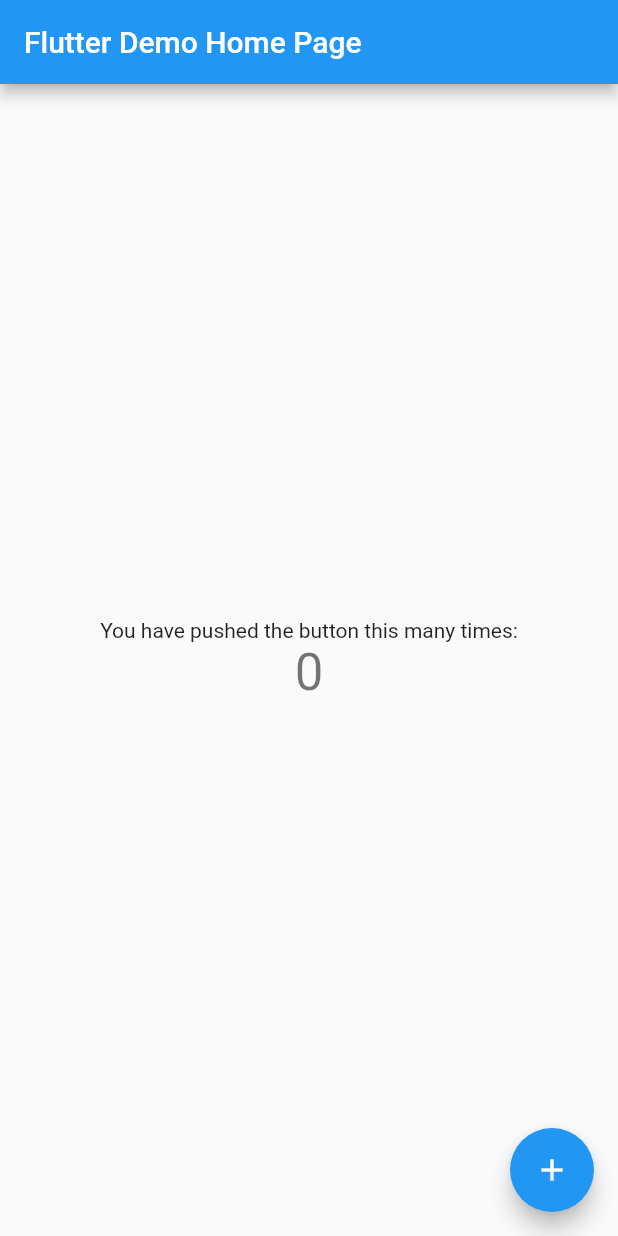
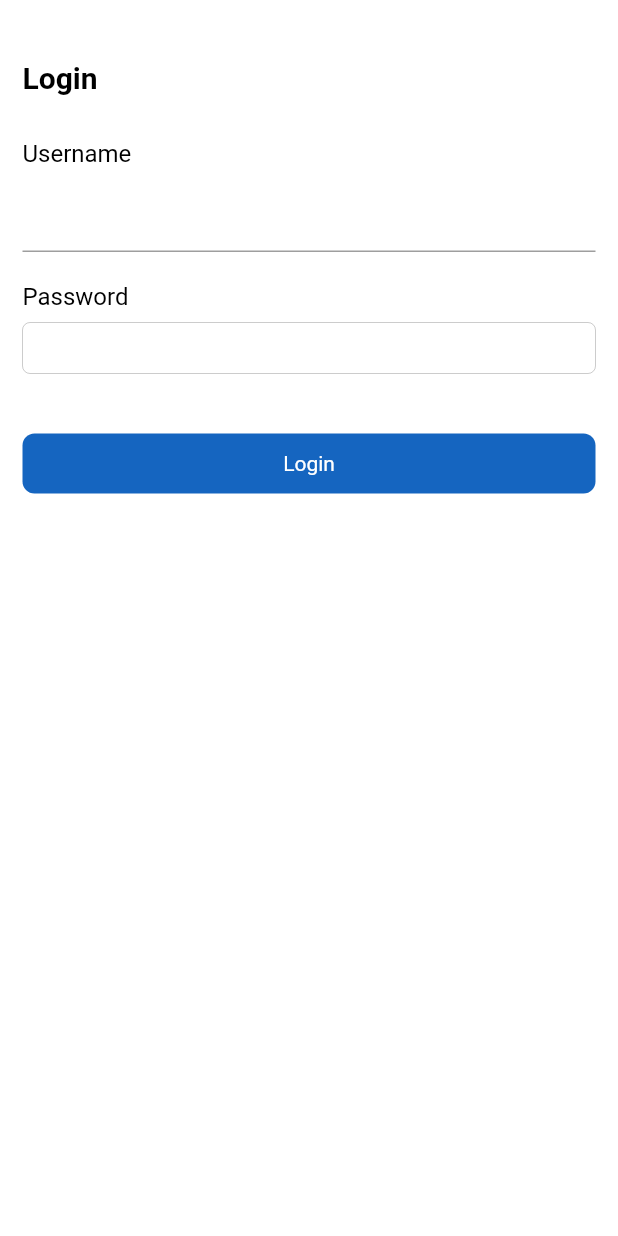
Before and after one commit to davidwijayanto2/penjualan, a Flutter app: the screen it shows after launch, on a phone screen of 412 x 824 dp. Run offline on Flutter 3.47's test engine with Material 2 defaults, Android fonts, the phone set to English and light mode, and no system bars; drawn by our look-alikes of flutter_form_builder; our stand-ins replace sqflite; accounts and stored records are empty.

Commit message:
base structure, routig, login form template

```diff
--- a/lib/main.dart
+++ b/lib/main.dart
@@ -1,4 +1,7 @@
 import 'package:flutter/material.dart';
+import 'package:flutter/services.dart';
+import 'package:penjualan/screen/login/login_controller.dart';
+import 'package:penjualan/utils/my_colors.dart';
 
 void main() {
   runApp(MyApp());
@@ -8,106 +11,23 @@
   // This widget is the root of your application.
   @override
   Widget build(BuildContext context) {
+    SystemChrome.setSystemUIOverlayStyle(SystemUiOverlayStyle.dark.copyWith(
+      statusBarColor: Colors.white, // Color for Android
+      statusBarBrightness:
+          Brightness.dark, // Dark == white status bar -- for IOS.
+    ));
     return MaterialApp(
       title: 'Flutter Demo',
       theme: ThemeData(
-        // This is the theme of your application.
-        //
-        // Try running your application with "flutter run". You'll see the
-        // application has a blue toolbar. Then, without quitting the app, try
-        // changing the primarySwatch below to Colors.green and then invoke
-        // "hot reload" (press "r" in the console where you ran "flutter run",
-        // or simply save your changes to "hot reload" in a Flutter IDE).
-        // Notice that the counter didn't reset back to zero; the application
-        // is not restarted.
-        primarySwatch: Colors.blue,
+        primaryColor: MyColors.dementialGray,
+        colorScheme: ColorScheme.fromSwatch(
+          accentColor: MyColors.themeColor1,
+        ),
+        appBarTheme: AppBarTheme.of(context).copyWith(
+          backgroundColor: MyColors.white,
+        ),
       ),
-      home: MyHomePage(title: 'Flutter Demo Home Page'),
+      home: Login(),
     );
   }
 }
-
-class MyHomePage extends StatefulWidget {
-  MyHomePage({Key? key, this.title}) : super(key: key);
-
-  // This widget is the home page of your application. It is stateful, meaning
-  // that it has a State object (defined below) that contains fields that affect
-  // how it looks.
-
-  // This class is the configuration for the state. It holds the values (in this
-  // case the title) provided by the parent (in this case the App widget) and
-  // used by the build method of the State. Fields in a Widget subclass are
-  // always marked "final".
-
-  final String? title;
-
-  @override
-  _MyHomePageState createState() => _MyHomePageState();
-}
-
-class _MyHomePageState extends State<MyHomePage> {
-  int _counter = 0;
-
-  void _incrementCounter() {
-    setState(() {
-      // This call to setState tells the Flutter framework that something has
-      // changed in this State, which causes it to rerun the build method below
-      // so that the display can reflect the updated values. If we changed
-      // _counter without calling setState(), then the build method would not be
-      // called again, and so nothing would appear to happen.
-      _counter++;
-    });
-  }
-
-  @override
-  Widget build(BuildContext context) {
-    // This method is rerun every time setState is called, for instance as done
-    // by the _incrementCounter method above.
-    //
-    // The Flutter framework has been optimized to make rerunning build methods
-    // fast, so that you can just rebuild anything that needs updating rather
-    // than having to individually change instances of widgets.
-    return Scaffold(
-      appBar: AppBar(
-        // Here we take the value from the MyHomePage object that was created by
-        // the App.build method, and use it to set our appbar title.
-        title: Text(widget.title!),
-      ),
-      body: Center(
-        // Center is a layout widget. It takes a single child and positions it
-        // in the middle of the parent.
-        child: Column(
-          // Column is also a layout widget. It takes a list of children and
-          // arranges them vertically. By default, it sizes itself to fit its
-          // children horizontally, and tries to be as tall as its parent.
-          //
-          // Invoke "debug painting" (press "p" in the console, choose the
-          // "Toggle Debug Paint" action from the Flutter Inspector in Android
-          // Studio, or the "Toggle Debug Paint" command in Visual Studio Code)
-          // to see the wireframe for each widget.
-          //
-          // Column has various properties to control how it sizes itself and
-          // how it positions its children. Here we use mainAxisAlignment to
-          // center the children vertically; the main axis here is the vertical
-          // axis because Columns are vertical (the cross axis would be
-          // horizontal).
-          mainAxisAlignment: MainAxisAlignment.center,
-          children: <Widget>[
-            Text(
-              'You have pushed the button this many times:',
-            ),
-            Text(
-              '$_counter',
-              style: Theme.of(context).textTheme.headline4,
-            ),
-          ],
-        ),
-      ),
-      floatingActionButton: FloatingActionButton(
-        onPressed: _incrementCounter,
-        tooltip: 'Increment',
-        child: Icon(Icons.add),
-      ), // This trailing comma makes auto-formatting nicer for build methods.
-    );
-  }
-}
--- /dev/null
+++ b/lib/routing/router_const.dart
@@ -0,0 +1,4 @@
+/// This file contains all the routing constants used within the app
+
+const String loginRoute = '/loginRoute';
+const String homeRoute = '/homeRoute';
--- /dev/null
+++ b/lib/screen/login/login_controller.dart
@@ -0,0 +1,9 @@
+import 'package:flutter/material.dart';
+import 'package:penjualan/screen/login/login_view.dart';
+
+class Login extends StatefulWidget {
+  @override
+  State<StatefulWidget> createState() => LoginView();
+}
+
+abstract class LoginController extends State<Login> {}
--- /dev/null
+++ b/lib/screen/login/login_view.dart
@@ -0,0 +1,89 @@
+import 'package:flutter/cupertino.dart';
+import 'package:flutter/material.dart';
+import 'package:flutter/services.dart';
+import 'package:penjualan/screen/login/login_controller.dart';
+import 'package:penjualan/utils/common_text.dart';
+import 'package:penjualan/utils/common_widgets.dart';
+import 'package:penjualan/utils/my_colors.dart';
+import 'package:flutter_form_builder/flutter_form_builder.dart';
+
+class LoginView extends LoginController {
+  @override
+  Widget build(BuildContext context) {
+    return CommonWidgets.baseFormContainer(
+      context: context,
+      child: SafeArea(
+        child: Scaffold(
+          appBar: CommonWidgets.noAppBar(
+            systemUiOverlayStyle: SystemUiOverlayStyle.dark,
+          ),
+          body: LoginBody(),
+        ),
+      ),
+    );
+  }
+}
+
+class LoginBody extends StatelessWidget {
+  @override
+  Widget build(BuildContext context) {
+    return Container(
+      padding: EdgeInsets.symmetric(
+        vertical: 20,
+        horizontal: 15,
+      ),
+      color: MyColors.white,
+      child: FormBuilder(
+        child: ListView(
+          children: [
+            SizedBox(
+              height: 20,
+            ),
+            CommonText.text(
+              text: "Login",
+              style: CommonText.title(
+                color: MyColors.black,
+              ),
+            ),
+            SizedBox(
+              height: 30,
+            ),
+            CommonText.text(
+              text: "Username",
+              style: CommonText.body1(
+                color: MyColors.black,
+              ),
+            ),
+            SizedBox(
+              height: 8,
+            ),
+            FormBuilderTextField(
+              name: 'username',
+
+            ),
+            SizedBox(
+              height: 20,
+            ),
+            CommonText.text(
+              text: "Password",
+              style: CommonText.body1(
+                color: MyColors.black,
+              ),
+            ),
+            SizedBox(
+              height: 8,
+            ),
+            CupertinoTextField(),
+            SizedBox(
+              height: 40,
+            ),
+            CommonWidgets.containedButton(
+              text: 'Login',
+              onPressed: () {},
+            ),
+          ],
+        ),
+      ),
+    );
+  }
+}
--- /dev/null
+++ b/lib/utils/common_text.dart
@@ -0,0 +1,97 @@
+import 'package:flutter/material.dart';
+
+class CommonText {
+  static Text text({
+    Key? key,
+    required String text,
+    required TextStyle style,
+    TextAlign? align,
+    TextOverflow? overflow,
+    int? maxLines,
+    bool? softWrap,
+  }) {
+    return Text(
+      text,
+      key: key,
+      style: style,
+      overflow: overflow == null ? TextOverflow.ellipsis : overflow,
+      maxLines: maxLines == null ? 100 : maxLines,
+      textAlign: align == null ? TextAlign.start : align,
+      softWrap: softWrap == null ? false : softWrap,
+    );
+  }
+
+  static TextStyle title({
+    required Color color,
+    TextDecoration? underline,
+    FontWeight? fontWeight,
+  }) {
+    return TextStyle(
+      color: color,
+      fontWeight: fontWeight ?? FontWeight.bold,
+      fontSize: 20,
+      decoration: underline ?? underline,
+    );
+  }
+
+  static TextStyle body1({
+    required Color color,
+    TextDecoration? underline,
+    FontWeight? fontWeight,
+    FontStyle? fontStyle,
+  }) {
+    return TextStyle(
+      color: color,
+      fontWeight: fontWeight ?? FontWeight.normal,
+      fontSize: 16,
+      decoration: underline ?? underline,
+      fontStyle: fontStyle,
+    );
+  }
+
+  static TextStyle body2({
+    required Color color,
+    TextDecoration? underline,
+    FontWeight? fontWeight,
+    FontStyle? fontStyle,
+  }) {
+    return TextStyle(
+      color: color,
+      fontWeight: fontWeight ?? FontWeight.normal,
+      fontSize: 14,
+      decoration: underline ?? underline,
+      fontStyle: fontStyle,
+    );
+  }
+
+  static TextStyle body3({
+    required Color color,
+    TextDecoration? underline,
+    FontWeight? fontWeight,
+    FontStyle? fontStyle,
+  }) {
+    return TextStyle(
+      color: color,
+      fontWeight: fontWeight ?? FontWeight.normal,
+      fontSize: 12,
+      decoration: underline ?? underline,
+      fontStyle: fontStyle,
+    );
+  }
+
+  static TextStyle customSize({
+    required Color color,
+    required double fontSize,
+    TextDecoration? underline,
+    FontWeight? fontWeight,
+    FontStyle? fontStyle,
+  }) {
+    return TextStyle(
+      color: color,
+      fontWeight: fontWeight ?? FontWeight.normal,
+      fontSize: fontSize,
+      decoration: underline ?? underline,
+      fontStyle: fontStyle,
+    );
+  }
+}
--- /dev/null
+++ b/lib/utils/common_widgets.dart
@@ -0,0 +1,153 @@
+import 'package:flutter/material.dart';
+import 'package:flutter/services.dart';
+import 'package:penjualan/utils/common_text.dart';
+import 'package:penjualan/utils/my_colors.dart';
+
+class CommonWidgets {
+  static noAppBar(
+      {SystemUiOverlayStyle systemUiOverlayStyle = SystemUiOverlayStyle.dark}) {
+    return PreferredSize(
+      preferredSize: Size.fromHeight(
+        0.0,
+      ),
+      child: AppBar(
+        systemOverlayStyle: systemUiOverlayStyle,
+        elevation: 0.0,
+        backgroundColor: MyColors.transparent,
+        automaticallyImplyLeading: false,
+      ),
+    );
+  }
+
+  static Widget containedButton({
+    Color textColor = MyColors.white,
+    Color? backgroundColor = MyColors.themeColor1,
+    double width = double.infinity,
+    double height = 40,
+    TextAlign textAlign = TextAlign.center,
+    int maxLines = 100,
+    TextOverflow textOverflow = TextOverflow.ellipsis,
+    TextStyle? textStyle,
+    double radius = 8,
+    BorderRadius? borderRadius,
+    double? horizontalPadding,
+    Color? highlightColor,
+    Color? splashColor,
+    double? fontSize,
+    String text = "",
+    Widget? child,
+    required Function()? onPressed,
+    double? maxWidth,
+    double? maxHeight,
+  }) {
+    return Container(
+      constraints: BoxConstraints(
+        minWidth: width,
+        maxWidth: maxWidth ?? width,
+        minHeight: height,
+        maxHeight: maxHeight ?? height,
+      ),
+      child: ElevatedButton(
+        style: ElevatedButton.styleFrom(
+          shape: new RoundedRectangleBorder(
+            borderRadius: borderRadius ?? BorderRadius.circular(radius),
+          ),
+          elevation: 0,
+          primary: backgroundColor,
+          onPrimary: highlightColor ?? null,
+          onSurface: splashColor ?? null,
+          padding: horizontalPadding == null
+              ? null
+              : EdgeInsets.symmetric(
+                  horizontal: horizontalPadding,
+                ),
+        ),
+        onPressed: onPressed,
+        child: child ??
+            CommonText.text(
+              text: text,
+              align: textAlign,
+              maxLines: maxLines,
+              overflow: textOverflow,
+              style: textStyle == null
+                  ? CommonText.customSize(
+                      color: textColor,
+                      fontSize: fontSize ?? 14,
+                    )
+                  : textStyle,
+            ),
+      ),
+    );
+  }
+
+  static Widget outlinedButton({
+    Color textColor = MyColors.themeColor1,
+    Color borderColor = MyColors.themeColor1,
+    Color backgroundColor = MyColors.white,
+    double? width = double.infinity,
+    double? height = 40,
+    TextAlign textAlign = TextAlign.center,
+    int maxLines = 100,
+    TextOverflow textOverflow = TextOverflow.ellipsis,
+    TextStyle? textStyle,
+    double radius = 8,
+    double borderWidth = 1.0,
+    BorderRadius? borderRadius,
+    EdgeInsetsGeometry? padding,
+    Widget? child,
+    required String? text,
+    required Function()? onPressed,
+  }) {
+    return SizedBox(
+      width: width,
+      height: height,
+      child: ElevatedButton(
+        style: ElevatedButton.styleFrom(
+          shape: new RoundedRectangleBorder(
+            borderRadius: borderRadius ?? BorderRadius.circular(radius),
+            side: BorderSide(
+              color: borderColor,
+              width: borderWidth,
+            ),
+          ),
+          elevation: 0,
+          primary: backgroundColor,
+          padding: padding,
+        ),
+        onPressed: onPressed,
+        child: child ??
+            CommonText.text(
+              text: text!,
+              align: textAlign,
+              maxLines: maxLines,
+              overflow: textOverflow,
+              style: textStyle == null
+                  ? CommonText.body2(
+                      color: textColor,
+                    )
+                  : textStyle,
+            ),
+      ),
+    );
+  }
+
+  static Widget baseContainer({required Widget child}) {
+    return Container(
+      color: MyColors.white,
+      child: child,
+    );
+  }
+
+  static Widget baseFormContainer({
+    required BuildContext context,
+    required Widget child,
+  }) {
+    return GestureDetector(
+      onTap: () => FocusScope.of(context).requestFocus(FocusNode()),
+      child: Container(
+        color: MyColors.white,
+        child: child,
+      ),
+    );
+  }
+}
--- /dev/null
+++ b/lib/utils/my_colors.dart
@@ -0,0 +1,14 @@
+import 'package:flutter/material.dart';
+
+class MyColors {
+  static const themeColor1 = const Color(0xFF1565C0);
+  static const themeColor2 = const Color(0xFF78A2CC);
+  static const themeColor3 = const Color(0xFFAECBD6);
+  static const transparent = Colors.transparent;
+  static const gray = const Color(0xFF909090);
+  static const dementialGray = const Color(0xFFDDDDDD);
+  static const white = const Color(0xFFFFFFFF);
+  static const black = const Color(0xFF000000);
+  static const textGray = const Color(0xFF606060);
+  static const havelockBlue = const Color(0xFF638EE1);
+}
```
Also changed, not shown: lib/repositories/db_helper.dart (added, +180 -0 lines), lib/routing/navigator.dart (added, +11 -0 lines), lib/routing/router.dart (added, +43 -0 lines), pubspec.yaml (+4 -5 lines), pubspec.lock.
